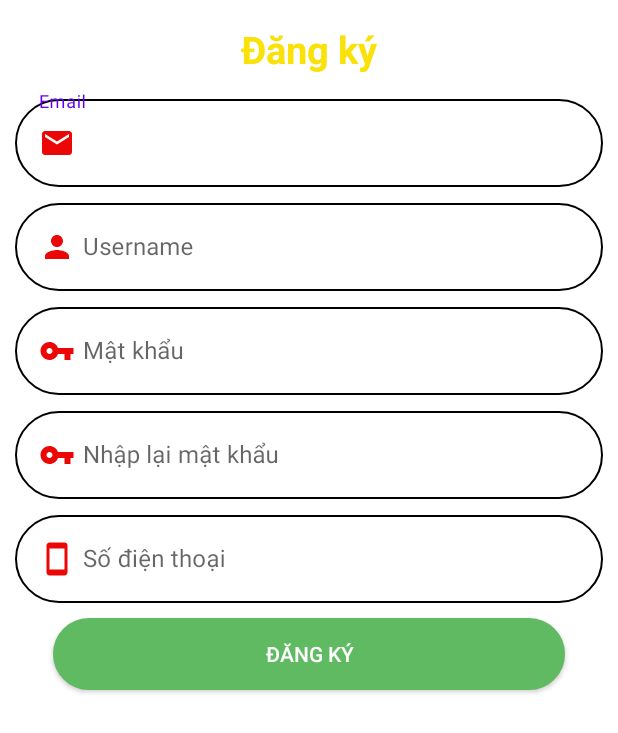
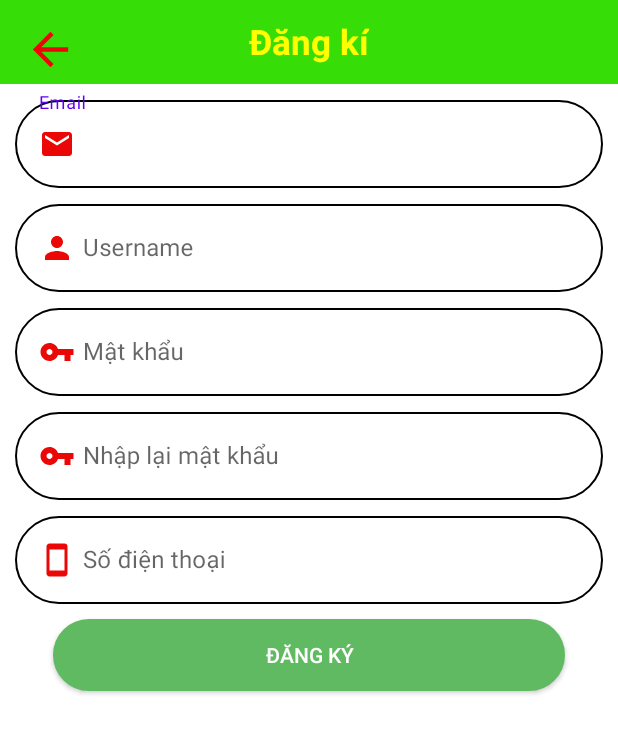
Before and after one commit to Nguyenvsang/AppBanDoChoi, an Android app: the DangKyActivity screen opened directly, with no data from a screen before it, on a phone screen of 412 x 824 dp. Shown: the top 733 px of the screen. Run offline under Robolectric (Android 15) with nearby library versions, the phone set to English and light mode, and no system bars.

Commit message:
cập nhật nút trở về cho các màn hình

```diff
--- /dev/null
+++ b/app/src/main/res/drawable/ic_baseline_arrow_back_24.xml
@@ -0,0 +1,5 @@
+<vector android:autoMirrored="true" android:height="24dp"
+    android:tint="#EC0707" android:viewportHeight="24"
+    android:viewportWidth="24" android:width="24dp" xmlns:android="http://schemas.android.com/apk/res/android">
+    <path android:fillColor="@android:color/white" android:pathData="M20,11H7.83l5.59,-5.59L12,4l-8,8 8,8 1.41,-1.41L7.83,13H20v-2z"/>
+</vector>
--- a/app/src/main/res/layout/activity_dang_ky.xml
+++ b/app/src/main/res/layout/activity_dang_ky.xml
@@ -6,20 +6,32 @@
     android:layout_height="match_parent"
     tools:context=".activity.DangKyActivity">
 
-    <TextView
-        android:id="@+id/txtdangnhap"
+    <androidx.appcompat.widget.Toolbar
+        android:id="@+id/toobar"
         app:layout_constraintTop_toTopOf="parent"
-        android:text="Đăng ký"
-        android:textSize="25sp"
-        android:textColor="#FAE107"
-        android:textStyle="bold"
-        android:gravity="center"
-        android:layout_marginTop="10dp"
-        android:padding="5dp"
+        android:background="#36DD07"
         android:layout_width="match_parent"
-        android:layout_height="wrap_content"/>
+        android:layout_height="?attr/actionBarSize">
+        <ImageView
+            android:layout_marginTop="15dp"
+            android:src="@drawable/ic_baseline_arrow_back_24"
+            android:layout_width="35dp"
+            android:layout_height="35dp"/>
+        <TextView
+            android:id="@+id/txtdangnhap"
+            android:textColor="@color/yellow"
+            android:text="Đăng kí"
+            android:textSize="23dp"
+            android:textStyle="bold"
+            android:layout_marginTop="5dp"
+            android:layout_gravity="center"
+            android:gravity="center"
+            android:layout_width="wrap_content"
+            android:layout_height="35dp"/>
+    </androidx.appcompat.widget.Toolbar>
+
     <com.google.android.material.textfield.TextInputLayout
-        app:layout_constraintTop_toBottomOf="@id/txtdangnhap"
+        app:layout_constraintTop_toBottomOf="@id/toobar"
         android:layout_marginTop="5dp"
         android:id="@+id/line1"
         style="@style/Widget.MaterialComponents.TextInputLayout.OutlinedBox"
```
Also changed, not shown: app/src/main/res/layout/activity_chi_tiet.xml (+15 -1 lines), app/src/main/res/layout/activity_do_choi_go.xml (+14 -1 lines), app/src/main/res/layout/activity_gio_hang.xml (+16 -2 lines), app/src/main/res/layout/activity_quan_ly.xml (+14 -1 lines), app/src/main/res/layout/activity_reset_pass.xml (+22 -0 lines), app/src/main/res/layout/activity_search.xml (+14 -1 lines), app/src/main/res/layout/activity_thanh_toan.xml (+16 -2 lines), app/src/main/res/layout/activity_them_sp.xml (+14 -1 lines), app/src/main/res/layout/activity_xem_don.xml (+14 -1 lines).
